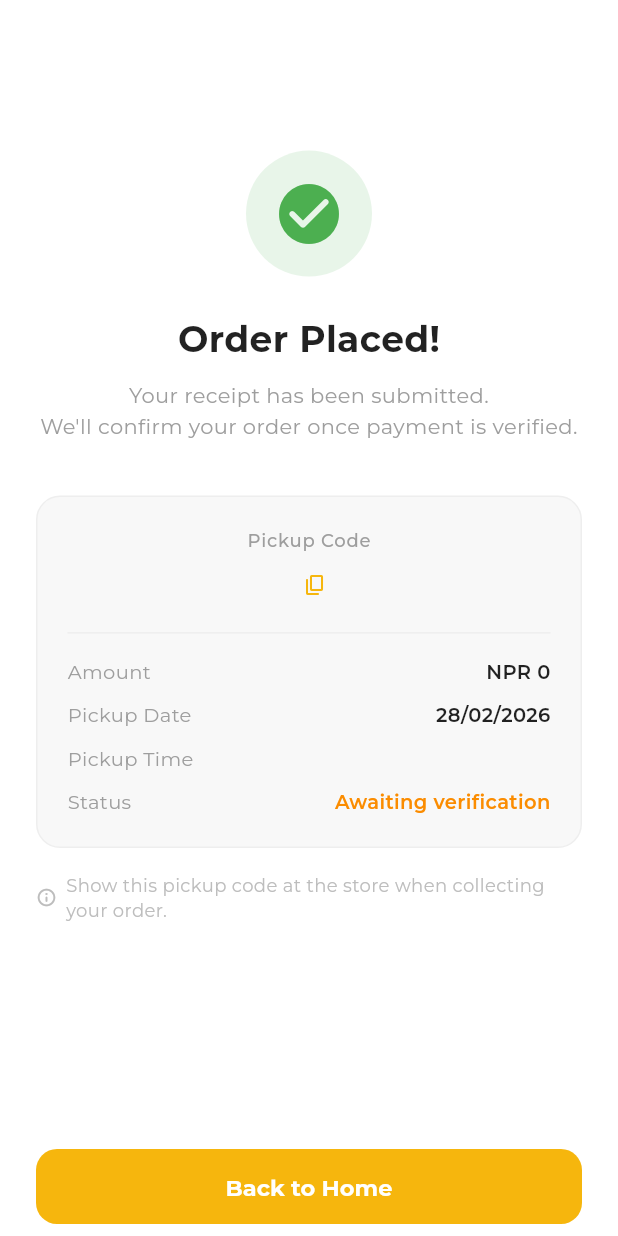
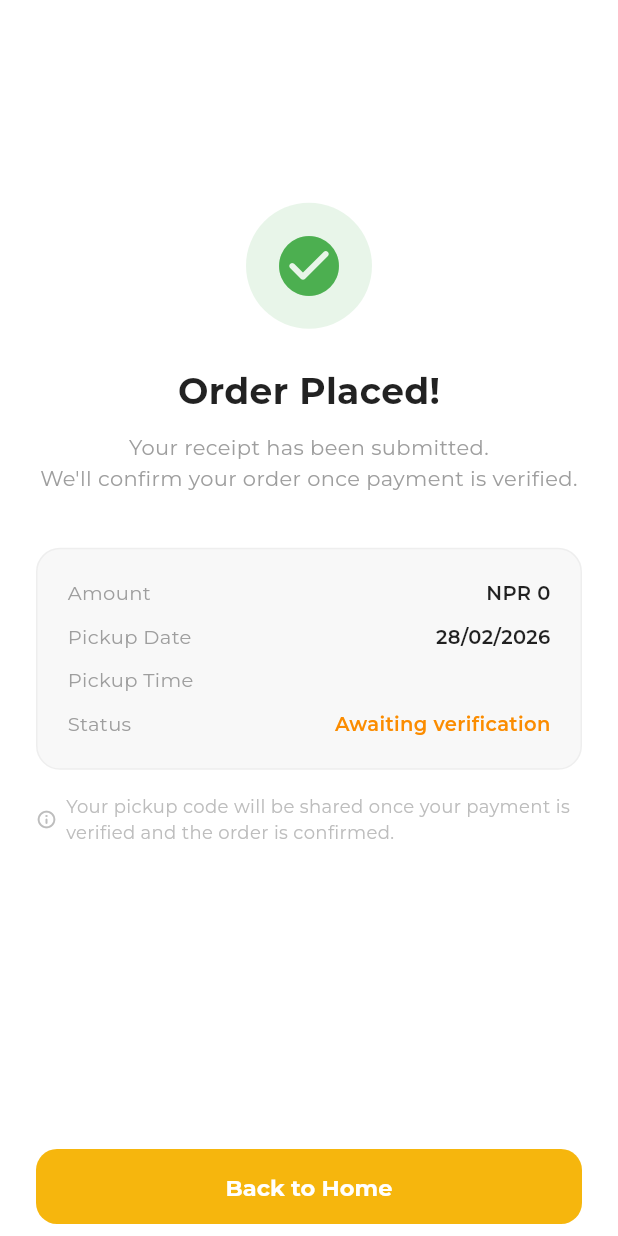
Before and after one commit to shresthabatsal/project_ease, a Flutter app: the OrderConfirmationScreen screen opened directly with empty values, on a phone screen of 412 x 824 dp. Run offline on Flutter 3.47's test engine with Material 3 defaults, Android fonts, the phone set to English and light mode, and no system bars; our stand-ins replace connectivity_plus, dartz, device_preview, dio, equatable, flutter_riverpod and 8 more; missing offline and left inert: dio_smart_retry; accounts and stored records are empty.

Commit message:
fix order confirmation screen to remove pickup code display

```diff
--- a/lib/features/dashboard/presentation/order_confirmation_screen.dart
+++ b/lib/features/dashboard/presentation/order_confirmation_screen.dart
@@ -1,7 +1,5 @@
 import 'package:flutter/material.dart';
-import 'package:flutter/services.dart';
 import 'package:project_ease/apps/theme/app_colors.dart';
-import 'package:project_ease/core/utils/snackbar_utils.dart';
 import 'package:project_ease/features/order/domain/entities/order_entity.dart';
 
 class OrderConfirmationScreen extends StatelessWidget {
@@ -73,54 +71,6 @@ class OrderConfirmationScreen extends StatelessWidget {
                 ),
                 child: Column(
                   children: [
-                    // Pickup code
-                    Text(
-                      'Pickup Code',
-                      style: TextStyle(
-                        fontSize: 12,
-                        color: Colors.grey.shade500,
-                        fontWeight: FontWeight.w500,
-                        letterSpacing: 0.5,
-                      ),
-                    ),
-                    const SizedBox(height: 6),
-                    GestureDetector(
-                      onTap: () {
-                        Clipboard.setData(
-                          ClipboardData(text: order.pickupCode),
-                        );
-                        SnackbarUtils.showSuccess(
-                          context,
-                          'Pickup code copied to clipboard',
-                        );
-                      },
-                      child: Row(
-                        mainAxisAlignment: MainAxisAlignment.center,
-                        children: [
-                          Text(
-                            order.pickupCode,
-                            style: TextStyle(
-                              fontSize: isTablet ? 26 : 22,
-                              fontWeight: FontWeight.w800,
-                              color: AppColors.primary,
-                              letterSpacing: 3,
-                            ),
-                          ),
-                          const SizedBox(width: 8),
-                          Icon(
-                            Icons.copy_rounded,
-                            size: 16,
-                            color: AppColors.primary,
-                          ),
-                        ],
-                      ),
-                    ),
-
-                    const Padding(
-                      padding: EdgeInsets.symmetric(vertical: 16),
-                      child: Divider(height: 1, color: Color(0xFFEEEEEE)),
-                    ),
-
                     _ConfirmRow(
                       label: 'Amount',
                       value: 'NPR ${order.totalAmount.toStringAsFixed(0)}',
@@ -162,7 +112,7 @@ class OrderConfirmationScreen extends StatelessWidget {
                   const SizedBox(width: 6),
                   Expanded(
                     child: Text(
-                      'Show this pickup code at the store when collecting your order.',
+                      'Your pickup code will be shared once your payment is verified and the order is confirmed.',
                       style: TextStyle(
                         fontSize: 12,
                         color: Colors.grey.shade400,
```
